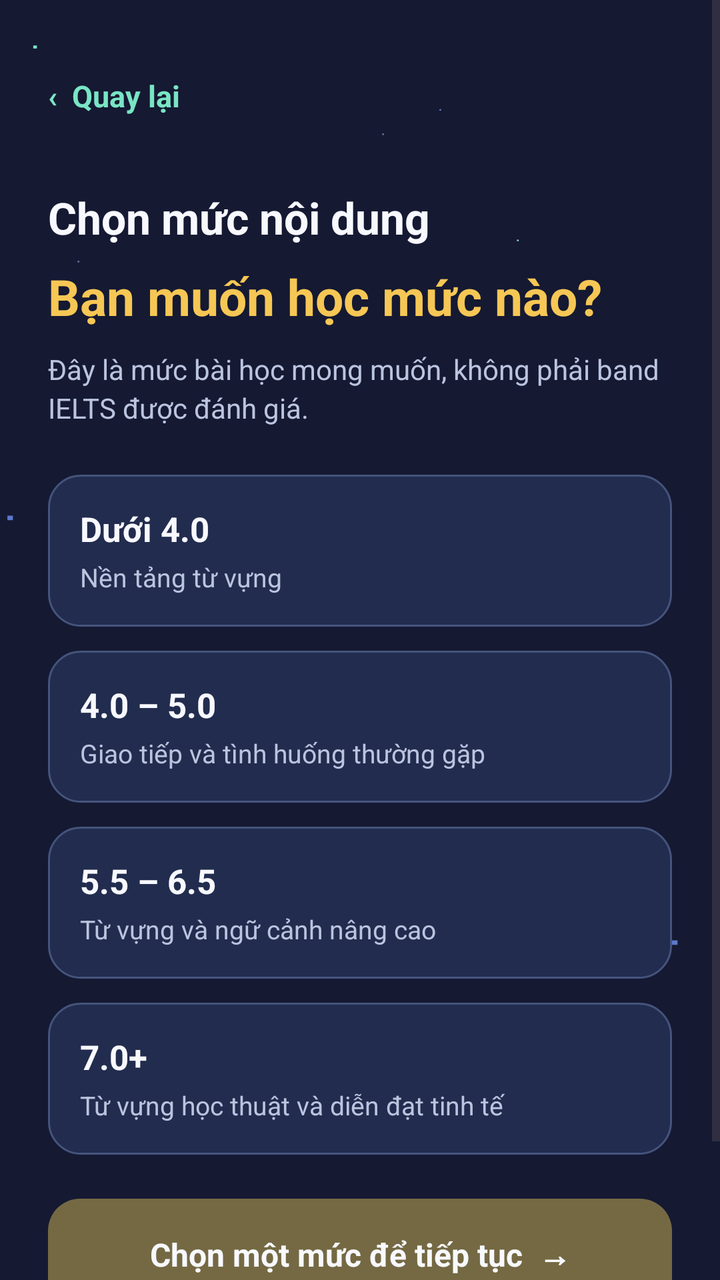
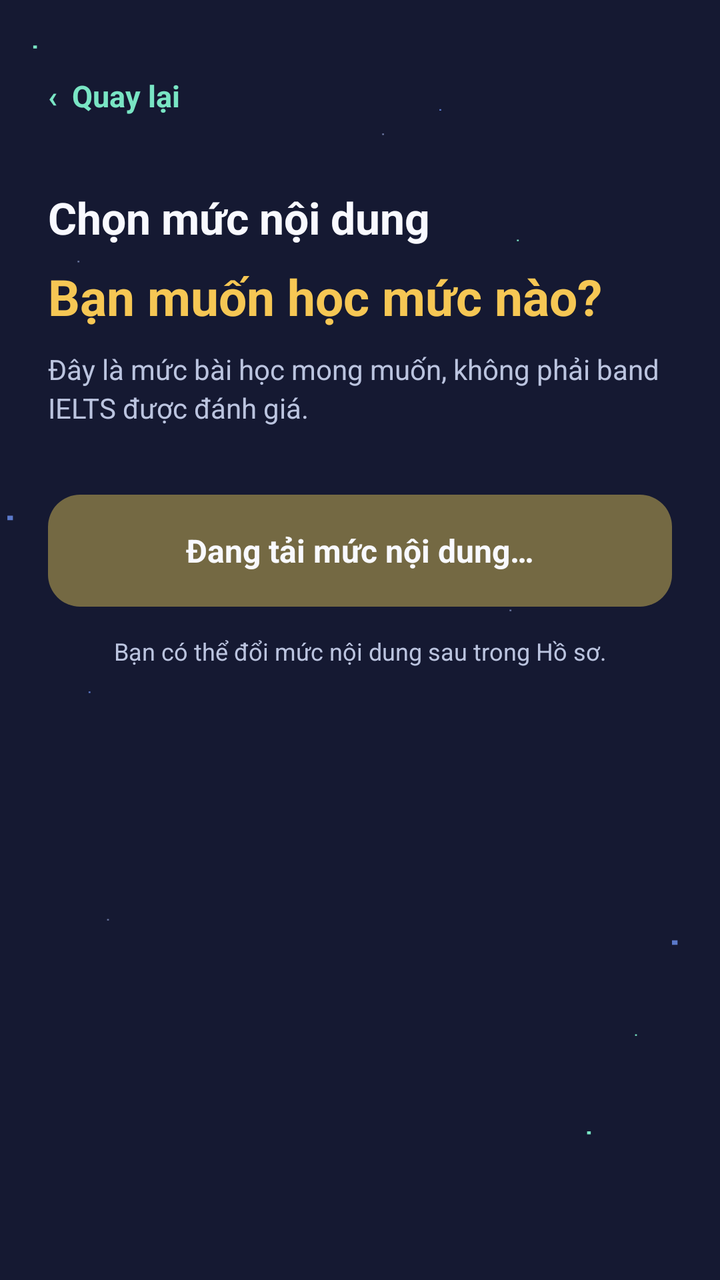

The first picture is an Android layout as it rendered before a commit; the second is the same layout after the commit. The layout source and the unified diff follow.
<!-- AndroidManifest.xml: application theme Theme.English_App -->
<!-- res/layout/activity_onboarding_band.xml -->
<?xml version="1.0" encoding="utf-8"?>
<ScrollView xmlns:android="http://schemas.android.com/apk/res/android" android:layout_width="match_parent" android:layout_height="match_parent" android:background="@drawable/app_night_bg" android:fillViewport="true" android:clipToPadding="false">
 <LinearLayout android:layout_width="match_parent" android:layout_height="wrap_content" android:orientation="vertical" android:paddingStart="24dp" android:paddingEnd="24dp" android:paddingTop="24dp" android:paddingBottom="32dp">
  <TextView android:id="@+id/obBack" android:layout_width="wrap_content" android:layout_height="48dp" android:gravity="center_vertical" android:text="‹  Quay lại" android:textColor="@color/ob_mint" android:textSize="15sp" android:textStyle="bold" android:clickable="true" android:focusable="true"/>
  <LinearLayout android:id="@+id/obHeading" android:layout_width="match_parent" android:layout_height="wrap_content" android:layout_marginTop="22dp" android:orientation="vertical">
   <TextView android:layout_width="match_parent" android:layout_height="wrap_content" android:text="Chọn mức nội dung" android:textColor="@color/ob_white" android:textSize="22sp" android:textStyle="bold"/>
   <TextView android:layout_width="match_parent" android:layout_height="wrap_content" android:layout_marginTop="8dp" android:text="Bạn muốn học mức nào?" android:textColor="@color/ob_yellow" android:textSize="25sp" android:textStyle="bold" />
  </LinearLayout>
  <TextView android:id="@+id/obDesc" android:layout_width="match_parent" android:layout_height="wrap_content" android:layout_marginTop="10dp" android:layout_marginBottom="24dp" android:text="Đây là mức bài học mong muốn, không phải band IELTS được đánh giá." android:textColor="@color/ob_muted" android:textSize="14sp" android:lineSpacingExtra="3dp" />

        <LinearLayout android:id="@+id/option_below40" android:layout_width="match_parent" android:layout_height="wrap_content" android:minHeight="76dp" android:layout_marginBottom="12dp" android:orientation="horizontal" android:gravity="center_vertical" android:paddingStart="16dp" android:paddingEnd="16dp" android:paddingTop="12dp" android:paddingBottom="12dp" android:background="@drawable/ob_option_normal" android:clickable="true" android:focusable="true" android:contentDescription="Dưới 4.0, Nền tảng từ vựng">
           <LinearLayout android:layout_width="0dp" android:layout_weight="1" android:layout_height="wrap_content" android:orientation="vertical">
              <TextView android:layout_width="match_parent" android:layout_height="wrap_content" android:text="Dưới 4.0" android:textColor="@color/ob_white" android:textSize="17sp" android:textStyle="bold" />
              <TextView android:layout_width="match_parent" android:layout_height="wrap_content" android:layout_marginTop="4dp" android:text="Nền tảng từ vựng" android:textColor="@color/ob_muted" android:textSize="13sp" />
           </LinearLayout>
           <TextView android:id="@+id/check_below40" android:layout_width="24dp" android:layout_height="24dp" android:layout_marginStart="12dp" android:gravity="center" android:text="✓" android:textSize="19sp" android:textStyle="bold" android:textColor="@color/ob_mint" android:visibility="invisible" />
        </LinearLayout>
        <LinearLayout android:id="@+id/option_from40to50" android:layout_width="match_parent" android:layout_height="wrap_content" android:minHeight="76dp" android:layout_marginBottom="12dp" android:orientation="horizontal" android:gravity="center_vertical" android:paddingStart="16dp" android:paddingEnd="16dp" android:paddingTop="12dp" android:paddingBottom="12dp" android:background="@drawable/ob_option_normal" android:clickable="true" android:focusable="true" android:contentDescription="4.0 – 5.0, Giao tiếp và tình huống thường gặp">
           <LinearLayout android:layout_width="0dp" android:layout_weight="1" android:layout_height="wrap_content" android:orientation="vertical">
              <TextView android:layout_width="match_parent" android:layout_height="wrap_content" android:text="4.0 – 5.0" android:textColor="@color/ob_white" android:textSize="17sp" android:textStyle="bold" />
              <TextView android:layout_width="match_parent" android:layout_height="wrap_content" android:layout_marginTop="4dp" android:text="Giao tiếp và tình huống thường gặp" android:textColor="@color/ob_muted" android:textSize="13sp" />
           </LinearLayout>
           <TextView android:id="@+id/check_from40to50" android:layout_width="24dp" android:layout_height="24dp" android:layout_marginStart="12dp" android:gravity="center" android:text="✓" android:textSize="19sp" android:textStyle="bold" android:textColor="@color/ob_mint" android:visibility="invisible" />
        </LinearLayout>
        <LinearLayout android:id="@+id/option_from55to65" android:layout_width="match_parent" android:layout_height="wrap_content" android:minHeight="76dp" android:layout_marginBottom="12dp" android:orientation="horizontal" android:gravity="center_vertical" android:paddingStart="16dp" android:paddingEnd="16dp" android:paddingTop="12dp" android:paddingBottom="12dp" android:background="@drawable/ob_option_normal" android:clickable="true" android:focusable="true" android:contentDescription="5.5 – 6.5, Từ vựng và ngữ cảnh nâng cao">
           <LinearLayout android:layout_width="0dp" android:layout_weight="1" android:layout_height="wrap_content" android:orientation="vertical">
              <TextView android:layout_width="match_parent" android:layout_height="wrap_content" android:text="5.5 – 6.5" android:textColor="@color/ob_white" android:textSize="17sp" android:textStyle="bold" />
              <TextView android:layout_width="match_parent" android:layout_height="wrap_content" android:layout_marginTop="4dp" android:text="Từ vựng và ngữ cảnh nâng cao" android:textColor="@color/ob_muted" android:textSize="13sp" />
           </LinearLayout>
           <TextView android:id="@+id/check_from55to65" android:layout_width="24dp" android:layout_height="24dp" android:layout_marginStart="12dp" android:gravity="center" android:text="✓" android:textSize="19sp" android:textStyle="bold" android:textColor="@color/ob_mint" android:visibility="invisible" />
        </LinearLayout>
        <LinearLayout android:id="@+id/option_above70" android:layout_width="match_parent" android:layout_height="wrap_content" android:minHeight="76dp" android:layout_marginBottom="12dp" android:orientation="horizontal" android:gravity="center_vertical" android:paddingStart="16dp" android:paddingEnd="16dp" android:paddingTop="12dp" android:paddingBottom="12dp" android:background="@drawable/ob_option_normal" android:clickable="true" android:focusable="true" android:contentDescription="7.0+, Từ vựng học thuật và diễn đạt tinh tế">
           <LinearLayout android:layout_width="0dp" android:layout_weight="1" android:layout_height="wrap_content" android:orientation="vertical">
              <TextView android:layout_width="match_parent" android:layout_height="wrap_content" android:text="7.0+" android:textColor="@color/ob_white" android:textSize="17sp" android:textStyle="bold" />
              <TextView android:layout_width="match_parent" android:layout_height="wrap_content" android:layout_marginTop="4dp" android:text="Từ vựng học thuật và diễn đạt tinh tế" android:textColor="@color/ob_muted" android:textSize="13sp" />
           </LinearLayout>
           <TextView android:id="@+id/check_above70" android:layout_width="24dp" android:layout_height="24dp" android:layout_marginStart="12dp" android:gravity="center" android:text="✓" android:textSize="19sp" android:textStyle="bold" android:textColor="@color/ob_mint" android:visibility="invisible" />
        </LinearLayout>
  <TextView android:id="@+id/obContinue" android:layout_width="match_parent" android:layout_height="56dp" android:layout_marginTop="10dp" android:background="@drawable/ob_continue_disabled" android:gravity="center" android:text="Chọn một mức để tiếp tục  →" android:textColor="@color/ob_white" android:textSize="16sp" android:textStyle="bold" android:clickable="true" android:focusable="true" android:enabled="false" />
  <TextView android:layout_width="match_parent" android:layout_height="wrap_content" android:layout_marginTop="14dp" android:text="Bạn có thể đổi mức nội dung sau trong Hồ sơ." android:gravity="center" android:textColor="@color/ob_muted" android:textSize="12sp"/>
 </LinearLayout>
</ScrollView>
<!-- resources referenced by this layout -->
<resources>
  <color name="ob_mint">#79E5C4</color>
  <color name="ob_muted">#BBC4DF</color>
  <color name="ob_white">#F8F9FF</color>
  <color name="ob_yellow">#F6C754</color>
  <!-- drawable app_night_bg (drawable) -->
  <?xml version="1.0" encoding="utf-8"?>
  <vector xmlns:android="http://schemas.android.com/apk/res/android"
      android:width="390dp"
      android:height="844dp"
      android:viewportWidth="390"
      android:viewportHeight="844">
      <path
          android:fillColor="#151932"
          android:pathData="M0,0h390v844h-390z" />
      <path
          android:fillColor="#79E5C4"
          android:pathData="M18,30h2v2h-2z M110,338h2v2h-2z M280,158h1v1h-1z M318,746h2v2h-2z M344,682h1v1h-1z" />
      <path
          android:fillColor="#688BE6"
          android:fillAlpha="0.85"
          android:pathData="M4,340h3v3h-3z M322,342h1v1h-1z M364,620h3v3h-3z M48,456h1v1h-1z M238,72h1v1h-1z" />
      <path
          android:fillColor="#B4C7FF"
          android:fillAlpha="0.55"
          android:pathData="M42,172h1v1h-1z M207,88h1v1h-1z M58,606h1v1h-1z M276,402h1v1h-1z" />
  </vector>
  <!-- drawable ob_continue_disabled (drawable) -->
  <shape xmlns:android="http://schemas.android.com/apk/res/android"><solid android:color="#746943"/><corners android:radius="16dp"/></shape>
  <!-- drawable ob_option_normal (drawable) -->
  <shape xmlns:android="http://schemas.android.com/apk/res/android">
   <solid android:color="@color/ob_surface"/><stroke android:width="1dp" android:color="@color/ob_outline"/><corners android:radius="16dp"/>
  </shape>
  <style name="Theme.English_App" parent="Base.Theme.English_App">
          <item name="android:statusBarColor">@color/login_bg</item>
          <item name="android:navigationBarColor">@color/login_bg</item>
          <item name="android:windowLightStatusBar">false</item>
      </style>
  <color name="ob_surface">#222C4E</color>
  <color name="ob_outline">#45547D</color>
  <style name="Base.Theme.English_App" parent="Theme.Material3.DayNight.NoActionBar">
          
          
      </style>
  <color name="login_bg">#151932</color>
</resources>

<!-- the commit's change to res/layout/activity_onboarding_band.xml (unified diff, before → after) -->
@@ -1,42 +1,87 @@
 <?xml version="1.0" encoding="utf-8"?>
-<ScrollView xmlns:android="http://schemas.android.com/apk/res/android" android:layout_width="match_parent" android:layout_height="match_parent" android:background="@drawable/app_night_bg" android:fillViewport="true" android:clipToPadding="false">
- <LinearLayout android:layout_width="match_parent" android:layout_height="wrap_content" android:orientation="vertical" android:paddingStart="24dp" android:paddingEnd="24dp" android:paddingTop="24dp" android:paddingBottom="32dp">
-  <TextView android:id="@+id/obBack" android:layout_width="wrap_content" android:layout_height="48dp" android:gravity="center_vertical" android:text="‹  Quay lại" android:textColor="@color/ob_mint" android:textSize="15sp" android:textStyle="bold" android:clickable="true" android:focusable="true"/>
-  <LinearLayout android:id="@+id/obHeading" android:layout_width="match_parent" android:layout_height="wrap_content" android:layout_marginTop="22dp" android:orientation="vertical">
-   <TextView android:layout_width="match_parent" android:layout_height="wrap_content" android:text="Chọn mức nội dung" android:textColor="@color/ob_white" android:textSize="22sp" android:textStyle="bold"/>
-   <TextView android:layout_width="match_parent" android:layout_height="wrap_content" android:layout_marginTop="8dp" android:text="Bạn muốn học mức nào?" android:textColor="@color/ob_yellow" android:textSize="25sp" android:textStyle="bold" />
-  </LinearLayout>
-  <TextView android:id="@+id/obDesc" android:layout_width="match_parent" android:layout_height="wrap_content" android:layout_marginTop="10dp" android:layout_marginBottom="24dp" android:text="Đây là mức bài học mong muốn, không phải band IELTS được đánh giá." android:textColor="@color/ob_muted" android:textSize="14sp" android:lineSpacingExtra="3dp" />
-
-        <LinearLayout android:id="@+id/option_below40" android:layout_width="match_parent" android:layout_height="wrap_content" android:minHeight="76dp" android:layout_marginBottom="12dp" android:orientation="horizontal" android:gravity="center_vertical" android:paddingStart="16dp" android:paddingEnd="16dp" android:paddingTop="12dp" android:paddingBottom="12dp" android:background="@drawable/ob_option_normal" android:clickable="true" android:focusable="true" android:contentDescription="Dưới 4.0, Nền tảng từ vựng">
-           <LinearLayout android:layout_width="0dp" android:layout_weight="1" android:layout_height="wrap_content" android:orientation="vertical">
-              <TextView android:layout_width="match_parent" android:layout_height="wrap_content" android:text="Dưới 4.0" android:textColor="@color/ob_white" android:textSize="17sp" android:textStyle="bold" />
-              <TextView android:layout_width="match_parent" android:layout_height="wrap_content" android:layout_marginTop="4dp" android:text="Nền tảng từ vựng" android:textColor="@color/ob_muted" android:textSize="13sp" />
-           </LinearLayout>
-           <TextView android:id="@+id/check_below40" android:layout_width="24dp" android:layout_height="24dp" android:layout_marginStart="12dp" android:gravity="center" android:text="✓" android:textSize="19sp" android:textStyle="bold" android:textColor="@color/ob_mint" android:visibility="invisible" />
+<ScrollView xmlns:android="http://schemas.android.com/apk/res/android"
+    android:layout_width="match_parent"
+    android:layout_height="match_parent"
+    android:background="@drawable/app_night_bg"
+    android:fillViewport="true"
+    android:clipToPadding="false">
+    <LinearLayout
+        android:layout_width="match_parent"
+        android:layout_height="wrap_content"
+        android:orientation="vertical"
+        android:paddingStart="24dp"
+        android:paddingEnd="24dp"
+        android:paddingTop="24dp"
+        android:paddingBottom="32dp">
+        <TextView
+            android:id="@+id/obBack"
+            android:layout_width="wrap_content"
+            android:layout_height="48dp"
+            android:gravity="center_vertical"
+            android:text="‹  Quay lại"
+            android:textColor="@color/ob_mint"
+            android:textSize="15sp"
+            android:textStyle="bold"
+            android:clickable="true"
+            android:focusable="true" />
+        <LinearLayout
+            android:id="@+id/obHeading"
+            android:layout_width="match_parent"
+            android:layout_height="wrap_content"
+            android:layout_marginTop="22dp"
+            android:orientation="vertical">
+            <TextView
+                android:layout_width="match_parent"
+                android:layout_height="wrap_content"
+                android:text="Chọn mức nội dung"
+                android:textColor="@color/ob_white"
+                android:textSize="22sp"
+                android:textStyle="bold" />
+            <TextView
+                android:layout_width="match_parent"
+                android:layout_height="wrap_content"
+                android:layout_marginTop="8dp"
+                android:text="Bạn muốn học mức nào?"
+                android:textColor="@color/ob_yellow"
+                android:textSize="25sp"
+                android:textStyle="bold" />
         </LinearLayout>
-        <LinearLayout android:id="@+id/option_from40to50" android:layout_width="match_parent" android:layout_height="wrap_content" android:minHeight="76dp" android:layout_marginBottom="12dp" android:orientation="horizontal" android:gravity="center_vertical" android:paddingStart="16dp" android:paddingEnd="16dp" android:paddingTop="12dp" android:paddingBottom="12dp" android:background="@drawable/ob_option_normal" android:clickable="true" android:focusable="true" android:contentDescription="4.0 – 5.0, Giao tiếp và tình huống thường gặp">
-           <LinearLayout android:layout_width="0dp" android:layout_weight="1" android:layout_height="wrap_content" android:orientation="vertical">
-              <TextView android:layout_width="match_parent" android:layout_height="wrap_content" android:text="4.0 – 5.0" android:textColor="@color/ob_white" android:textSize="17sp" android:textStyle="bold" />
-              <TextView android:layout_width="match_parent" android:layout_height="wrap_content" android:layout_marginTop="4dp" android:text="Giao tiếp và tình huống thường gặp" android:textColor="@color/ob_muted" android:textSize="13sp" />
-           </LinearLayout>
-           <TextView android:id="@+id/check_from40to50" android:layout_width="24dp" android:layout_height="24dp" android:layout_marginStart="12dp" android:gravity="center" android:text="✓" android:textSize="19sp" android:textStyle="bold" android:textColor="@color/ob_mint" android:visibility="invisible" />
-        </LinearLayout>
-        <LinearLayout android:id="@+id/option_from55to65" android:layout_width="match_parent" android:layout_height="wrap_content" android:minHeight="76dp" android:layout_marginBottom="12dp" android:orientation="horizontal" android:gravity="center_vertical" android:paddingStart="16dp" android:paddingEnd="16dp" android:paddingTop="12dp" android:paddingBottom="12dp" android:background="@drawable/ob_option_normal" android:clickable="true" android:focusable="true" android:contentDescription="5.5 – 6.5, Từ vựng và ngữ cảnh nâng cao">
-           <LinearLayout android:layout_width="0dp" android:layout_weight="1" android:layout_height="wrap_content" android:orientation="vertical">
-              <TextView android:layout_width="match_parent" android:layout_height="wrap_content" android:text="5.5 – 6.5" android:textColor="@color/ob_white" android:textSize="17sp" android:textStyle="bold" />
-              <TextView android:layout_width="match_parent" android:layout_height="wrap_content" android:layout_marginTop="4dp" android:text="Từ vựng và ngữ cảnh nâng cao" android:textColor="@color/ob_muted" android:textSize="13sp" />
-           </LinearLayout>
-           <TextView android:id="@+id/check_from55to65" android:layout_width="24dp" android:layout_height="24dp" android:layout_marginStart="12dp" android:gravity="center" android:text="✓" android:textSize="19sp" android:textStyle="bold" android:textColor="@color/ob_mint" android:visibility="invisible" />
-        </LinearLayout>
-        <LinearLayout android:id="@+id/option_above70" android:layout_width="match_parent" android:layout_height="wrap_content" android:minHeight="76dp" android:layout_marginBottom="12dp" android:orientation="horizontal" android:gravity="center_vertical" android:paddingStart="16dp" android:paddingEnd="16dp" android:paddingTop="12dp" android:paddingBottom="12dp" android:background="@drawable/ob_option_normal" android:clickable="true" android:focusable="true" android:contentDescription="7.0+, Từ vựng học thuật và diễn đạt tinh tế">
-           <LinearLayout android:layout_width="0dp" android:layout_weight="1" android:layout_height="wrap_content" android:orientation="vertical">
-              <TextView android:layout_width="match_parent" android:layout_height="wrap_content" android:text="7.0+" android:textColor="@color/ob_white" android:textSize="17sp" android:textStyle="bold" />
-              <TextView android:layout_width="match_parent" android:layout_height="wrap_content" android:layout_marginTop="4dp" android:text="Từ vựng học thuật và diễn đạt tinh tế" android:textColor="@color/ob_muted" android:textSize="13sp" />
-           </LinearLayout>
-           <TextView android:id="@+id/check_above70" android:layout_width="24dp" android:layout_height="24dp" android:layout_marginStart="12dp" android:gravity="center" android:text="✓" android:textSize="19sp" android:textStyle="bold" android:textColor="@color/ob_mint" android:visibility="invisible" />
-        </LinearLayout>
-  <TextView android:id="@+id/obContinue" android:layout_width="match_parent" android:layout_height="56dp" android:layout_marginTop="10dp" android:background="@drawable/ob_continue_disabled" android:gravity="center" android:text="Chọn một mức để tiếp tục  →" android:textColor="@color/ob_white" android:textSize="16sp" android:textStyle="bold" android:clickable="true" android:focusable="true" android:enabled="false" />
-  <TextView android:layout_width="match_parent" android:layout_height="wrap_content" android:layout_marginTop="14dp" android:text="Bạn có thể đổi mức nội dung sau trong Hồ sơ." android:gravity="center" android:textColor="@color/ob_muted" android:textSize="12sp"/>
- </LinearLayout>
+        <TextView
+            android:id="@+id/obDesc"
+            android:layout_width="match_parent"
+            android:layout_height="wrap_content"
+            android:layout_marginTop="10dp"
+            android:layout_marginBottom="24dp"
+            android:text="Đây là mức bài học mong muốn, không phải band IELTS được đánh giá."
+            android:textColor="@color/ob_muted"
+            android:textSize="14sp"
+            android:lineSpacingExtra="3dp" />
+        <LinearLayout
+            android:id="@+id/obBandsContainer"
+            android:layout_width="match_parent"
+            android:layout_height="wrap_content"
+            android:orientation="vertical" />
+        <TextView
+            android:id="@+id/obContinue"
+            android:layout_width="match_parent"
+            android:layout_height="56dp"
+            android:layout_marginTop="10dp"
+            android:background="@drawable/ob_continue_disabled"
+            android:gravity="center"
+            android:text="Đang tải mức nội dung…"
+            android:textColor="@color/ob_white"
+            android:textSize="16sp"
+            android:textStyle="bold"
+            android:clickable="true"
+            android:focusable="true"
+            android:enabled="false" />
+        <TextView
+            android:layout_width="match_parent"
+            android:layout_height="wrap_content"
+            android:layout_marginTop="14dp"
+            android:text="Bạn có thể đổi mức nội dung sau trong Hồ sơ."
+            android:gravity="center"
+            android:textColor="@color/ob_muted"
+            android:textSize="12sp" />
+    </LinearLayout>
 </ScrollView>
<!-- resource entries referenced after the edit -->
@@ -28,17 +28,11 @@
   </vector>
   <!-- drawable ob_continue_disabled (drawable) -->
   <shape xmlns:android="http://schemas.android.com/apk/res/android"><solid android:color="#746943"/><corners android:radius="16dp"/></shape>
-  <!-- drawable ob_option_normal (drawable) -->
-  <shape xmlns:android="http://schemas.android.com/apk/res/android">
-   <solid android:color="@color/ob_surface"/><stroke android:width="1dp" android:color="@color/ob_outline"/><corners android:radius="16dp"/>
-  </shape>
   <style name="Theme.English_App" parent="Base.Theme.English_App">
           <item name="android:statusBarColor">@color/login_bg</item>
           <item name="android:navigationBarColor">@color/login_bg</item>
           <item name="android:windowLightStatusBar">false</item>
       </style>
-  <color name="ob_surface">#222C4E</color>
-  <color name="ob_outline">#45547D</color>
   <style name="Base.Theme.English_App" parent="Theme.Material3.DayNight.NoActionBar">
           
           
